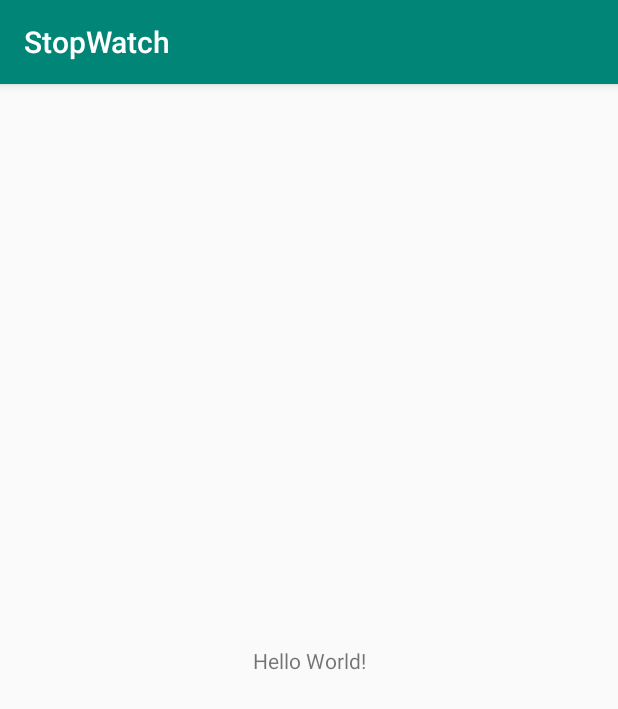
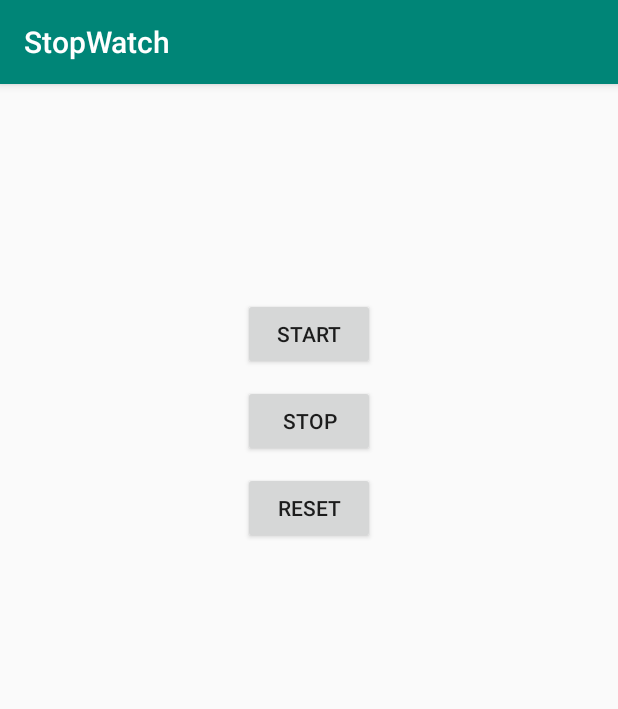
Before and after one commit to Czasowski/StopWatch, an Android app: the screen it shows after launch (MainActivity), on a phone screen of 412 x 824 dp. Shown: the top 709 px of the screen. Run offline under Robolectric (Android 15) with nearby library versions, the phone set to English and light mode, and no system bars.

Commit message:
Front accomplished

```diff
--- a/app/src/main/res/layout/activity_main.xml
+++ b/app/src/main/res/layout/activity_main.xml
@@ -6,14 +6,51 @@
         android:layout_width="match_parent"
         android:layout_height="match_parent"
         tools:context=".MainActivity">
-
-    <TextView
+    <Button
+            android:id="@+id/start_button"
             android:layout_width="wrap_content"
             android:layout_height="wrap_content"
-            android:text="Hello World!"
-            app:layout_constraintBottom_toBottomOf="parent"
-            app:layout_constraintLeft_toLeftOf="parent"
-            app:layout_constraintRight_toRightOf="parent"
+            android:text="@string/start"
+            android:layout_marginTop="20dp"
+            app:layout_constraintTop_toBottomOf="@+id/time_view"
+            app:layout_constraintStart_toStartOf="parent"
+            android:layout_marginStart="8dp"
+            app:layout_constraintEnd_toEndOf="parent"
+            android:layout_marginEnd="8dp"
+            android:onClick = "onClickStart" />
+    <Button
+            android:text="@string/stop"
+            android:layout_width="wrap_content"
+            android:layout_height="wrap_content"
+            android:id="@+id/stop_button"
+            android:layout_marginTop="10dp"
+            app:layout_constraintTop_toBottomOf="@+id/start_button"
+            app:layout_constraintEnd_toEndOf="parent"
+            android:layout_marginEnd="8dp"
+            app:layout_constraintStart_toStartOf="parent"
+            android:layout_marginStart="8dp"
+            android:onClick = "onClickStop"/>
+    <Button
+            android:text="@string/reset"
+            android:layout_width="wrap_content"
+            android:layout_height="wrap_content"
+            android:id="@+id/reset_button"
+            android:layout_marginTop="10dp"
+            app:layout_constraintTop_toBottomOf="@+id/stop_button"
+            app:layout_constraintStart_toStartOf="parent"
+            android:layout_marginStart="8dp"
+            app:layout_constraintEnd_toEndOf="parent"
+            android:layout_marginEnd="8dp"
+            android:onClick = "onClickReset"/>
+    <TextView
+            android:text=""
+            android:layout_width="wrap_content"
+            android:layout_height="wrap_content"
+            android:id="@+id/time_view"
+            android:textAppearance="?android:attr/textAppearanceLarge"
+            android:textSize="92sp"
+            app:layout_constraintEnd_toEndOf="parent"
+            app:layout_constraintStart_toStartOf="parent"
+            android:layout_marginTop="0dp"
             app:layout_constraintTop_toTopOf="parent"/>
-
 </androidx.constraintlayout.widget.ConstraintLayout>
--- a/app/src/main/res/values/strings.xml
+++ b/app/src/main/res/values/strings.xml
@@ -1,3 +1,6 @@
 <resources>
     <string name="app_name">StopWatch</string>
+    <string name="start">Start</string>
+    <string name="stop">Stop</string>
+    <string name="reset">Reset</string>
 </resources>
```
